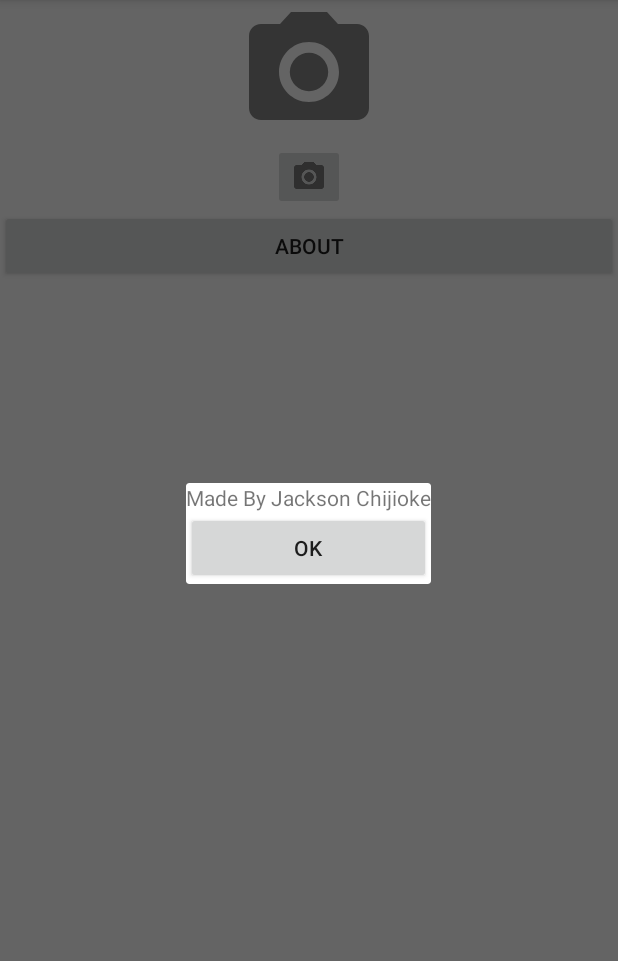
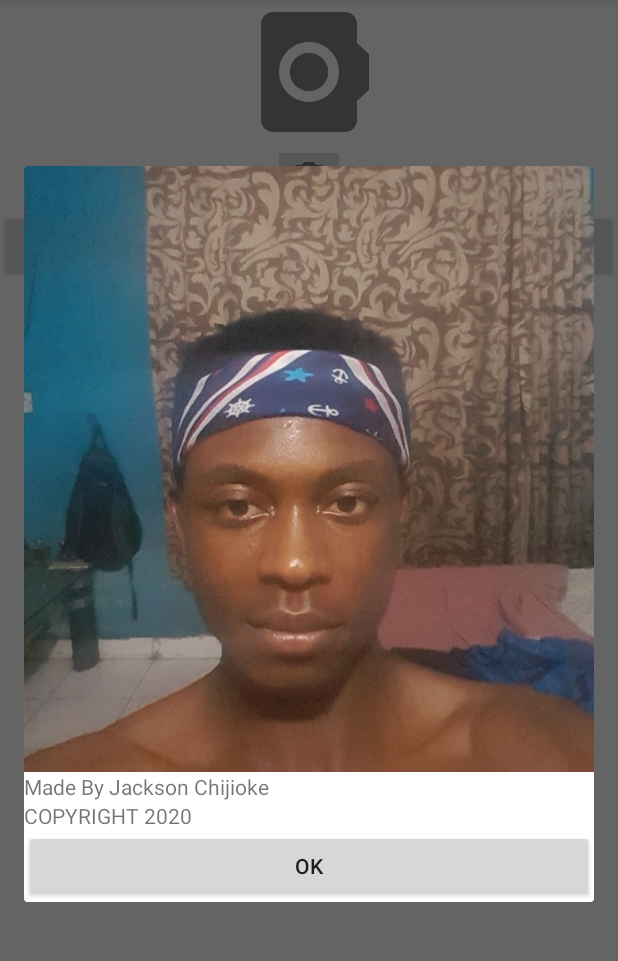
Before and after one commit to JacksonRye/ListNote, an Android app: the fragment SettingsFragment placed in its activity, after a tap on "ABOUT", on a phone screen of 412 x 824 dp, the part 84-1045 px from its top. Run offline under Robolectric (Android 15) with nearby library versions, the phone set to English and light mode, and no system bars; our stand-ins replace CircleImageView, Room's generated code; 1 statement that could not run was skipped.

Commit message:
Improved working with images

```diff
--- a/app/src/main/java/com/computerwizards/listnote/MainActivity.kt
+++ b/app/src/main/java/com/computerwizards/listnote/MainActivity.kt
@@ -38,6 +38,7 @@ class MainActivity : AppCompatActivity(),
         supportFragmentManager
             .beginTransaction()
             .replace(R.id.fragment_container, fragment)
+            .addToBackStack(null)
             .commit()
     }
 
--- a/app/src/main/java/com/computerwizards/listnote/SettingsFragment.kt
+++ b/app/src/main/java/com/computerwizards/listnote/SettingsFragment.kt
@@ -21,6 +21,8 @@ import java.io.File
 
 private const val REQUEST_ABOUT = 0
 private const val REQUEST_IMAGE_CAPTURE = 1
+private const val REQUEST_SHOW_IMAGE = 2
+private const val DIALOG_IMAGE = "dialog_image"
 private const val DIALOG_ABOUT = "dialog_about"
 
 class SettingsFragment : Fragment() {
@@ -89,6 +91,17 @@ class SettingsFragment : Fragment() {
     override fun onStart() {
         super.onStart()
 
+        profileImage.apply {
+            setOnClickListener {
+
+                ShowImageDialogFragment.newInstance(photoFile).apply {
+                    setTargetFragment(this@SettingsFragment, REQUEST_SHOW_IMAGE)
+                    show(this@SettingsFragment.parentFragmentManager, DIALOG_IMAGE)
+                }
+
+            }
+        }
+
         cameraButton.apply {
             val packageManager: PackageManager = requireActivity().packageManager
 
--- a/app/src/main/res/layout/dialog_about.xml
+++ b/app/src/main/res/layout/dialog_about.xml
@@ -1,8 +1,19 @@
 <?xml version="1.0" encoding="utf-8"?>
 <LinearLayout xmlns:android="http://schemas.android.com/apk/res/android"
+    xmlns:app="http://schemas.android.com/apk/res-auto"
     android:layout_width="match_parent"
     android:layout_height="match_parent"
     android:orientation="vertical">
+
+    <ImageView
+        android:id="@+id/imageView"
+        android:layout_width="match_parent"
+        android:layout_height="404dp"
+        android:adjustViewBounds="false"
+        android:cropToPadding="false"
+        android:saveEnabled="true"
+        android:scaleType="centerCrop"
+        app:srcCompat="@drawable/author" />
 
     <TextView
         android:id="@+id/textView"
@@ -10,9 +21,15 @@
         android:layout_height="wrap_content"
         android:text="@string/about_string" />
 
+    <TextView
+        android:layout_width="match_parent"
+        android:layout_height="wrap_content"
+        android:text="@string/copyright" />
+
     <Button
         android:id="@+id/button_close"
         android:layout_width="match_parent"
         android:layout_height="wrap_content"
         android:text="Ok" />
+
 </LinearLayout>
--- a/app/src/main/res/layout/fragment_settings.xml
+++ b/app/src/main/res/layout/fragment_settings.xml
@@ -9,6 +9,7 @@
         android:layout_height="wrap_content">
 
         <de.hdodenhof.circleimageview.CircleImageView
+            android:rotation="90"
             android:id="@+id/profile_image"
             android:layout_width="96dp"
             android:layout_height="96dp"
--- a/app/src/main/res/values/strings.xml
+++ b/app/src/main/res/values/strings.xml
@@ -7,4 +7,5 @@
     <string name="settings">settings</string>
     <string name="about">About</string>
     <string name="about_string">Made By Jackson Chijioke</string>
+    <string name="copyright">COPYRIGHT 2020</string>
 </resources>
```
Also changed, not shown: app/src/main/java/com/computerwizards/listnote/ShowImageDialogFragment.kt (added, +61 -0 lines), app/src/main/res/layout/fragment_show_image_dialog.xml (added, +13 -0 lines), app/src/main/res/drawable-hdpi/author.jpg (added).
